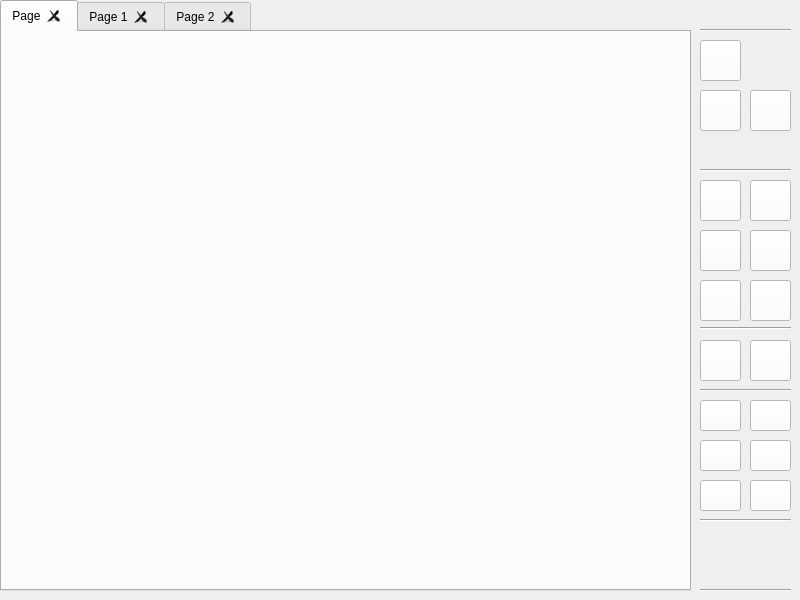
ElliotHarding/Logic-Gate-Simulator, file Update/Logic_Gate_Simulator/dlg_home.ui: the form before one commit.
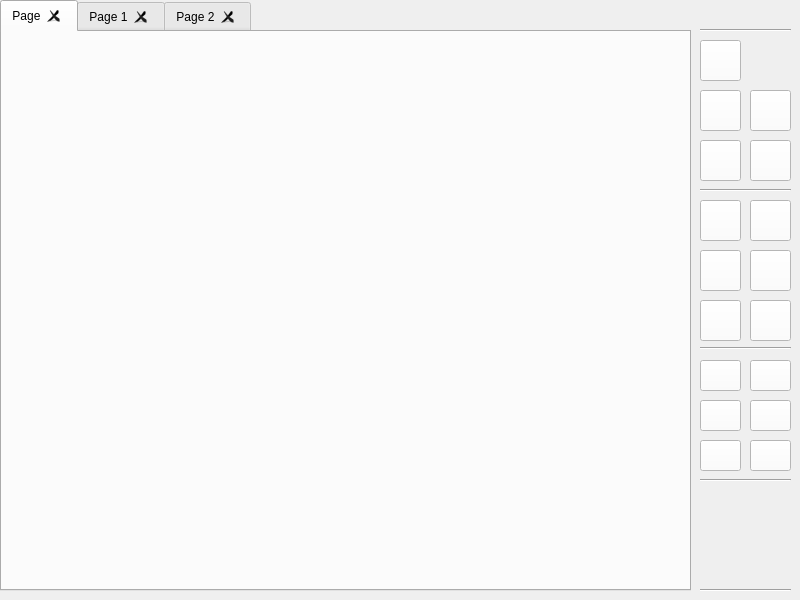
The form after the commit. Icons and pictures are not drawn.

What changed in the file:
```diff
--- a/Update/Logic_Gate_Simulator/dlg_home.ui
+++ b/Update/Logic_Gate_Simulator/dlg_home.ui
@@ -61,7 +61,7 @@
     <property name="geometry">
      <rect>
       <x>750</x>
-      <y>180</y>
+      <y>200</y>
       <width>41</width>
       <height>41</height>
      </rect>
@@ -87,7 +87,7 @@
     <property name="geometry">
      <rect>
       <x>750</x>
-      <y>280</y>
+      <y>300</y>
       <width>41</width>
       <height>41</height>
      </rect>
@@ -113,7 +113,7 @@
     <property name="geometry">
      <rect>
       <x>700</x>
-      <y>230</y>
+      <y>250</y>
       <width>41</width>
       <height>41</height>
      </rect>
@@ -165,7 +165,7 @@
     <property name="geometry">
      <rect>
       <x>700</x>
-      <y>400</y>
+      <y>360</y>
       <width>41</width>
       <height>31</height>
      </rect>
@@ -191,7 +191,7 @@
     <property name="geometry">
      <rect>
       <x>750</x>
-      <y>400</y>
+      <y>360</y>
       <width>41</width>
       <height>31</height>
      </rect>
@@ -217,7 +217,7 @@
     <property name="geometry">
      <rect>
       <x>750</x>
-      <y>440</y>
+      <y>400</y>
       <width>41</width>
       <height>31</height>
      </rect>
@@ -246,7 +246,7 @@
     <property name="geometry">
      <rect>
       <x>700</x>
-      <y>480</y>
+      <y>440</y>
       <width>41</width>
       <height>31</height>
      </rect>
@@ -272,7 +272,7 @@
     <property name="geometry">
      <rect>
       <x>750</x>
-      <y>230</y>
+      <y>250</y>
       <width>41</width>
       <height>41</height>
      </rect>
@@ -298,7 +298,7 @@
     <property name="geometry">
      <rect>
       <x>700</x>
-      <y>180</y>
+      <y>200</y>
       <width>41</width>
       <height>41</height>
      </rect>
@@ -324,7 +324,7 @@
     <property name="geometry">
      <rect>
       <x>700</x>
-      <y>160</y>
+      <y>180</y>
       <width>91</width>
       <height>20</height>
      </rect>
@@ -337,7 +337,7 @@
     <property name="geometry">
      <rect>
       <x>700</x>
-      <y>320</y>
+      <y>340</y>
       <width>91</width>
       <height>16</height>
      </rect>
@@ -346,24 +346,11 @@
      <enum>Qt::Horizontal</enum>
     </property>
    </widget>
-   <widget class="Line" name="line_3">
-    <property name="geometry">
-     <rect>
-      <x>700</x>
-      <y>380</y>
-      <width>91</width>
-      <height>20</height>
-     </rect>
-    </property>
-    <property name="orientation">
-     <enum>Qt::Horizontal</enum>
-    </property>
-   </widget>
    <widget class="Line" name="line_4">
     <property name="geometry">
      <rect>
       <x>700</x>
-      <y>510</y>
+      <y>470</y>
       <width>91</width>
       <height>20</height>
      </rect>
@@ -402,7 +389,7 @@
     <property name="geometry">
      <rect>
       <x>700</x>
-      <y>340</y>
+      <y>140</y>
       <width>41</width>
       <height>41</height>
      </rect>
@@ -428,7 +415,7 @@
     <property name="geometry">
      <rect>
       <x>750</x>
-      <y>340</y>
+      <y>140</y>
       <width>41</width>
       <height>41</height>
      </rect>
@@ -454,7 +441,7 @@
     <property name="geometry">
      <rect>
       <x>750</x>
-      <y>480</y>
+      <y>440</y>
       <width>41</width>
       <height>31</height>
      </rect>
@@ -480,7 +467,7 @@
     <property name="geometry">
      <rect>
       <x>700</x>
-      <y>440</y>
+      <y>400</y>
       <width>41</width>
       <height>31</height>
      </rect>
@@ -509,7 +496,7 @@
     <property name="geometry">
      <rect>
       <x>700</x>
-      <y>280</y>
+      <y>300</y>
       <width>41</width>
       <height>41</height>
      </rect>
```
